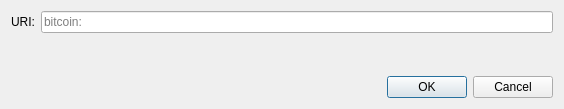
Qt form src/qt/forms/openuridialog.ui (youngseoka/youngseokcoin_dd) before a commit.
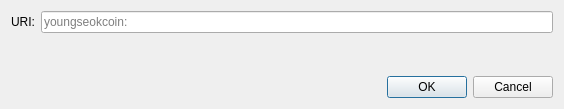
The same form after that commit. Custom widgets are drawn as their Qt base class.

Commit message: rename bitcoin to youngseokcoin

```diff
--- a/src/qt/forms/openuridialog.ui
+++ b/src/qt/forms/openuridialog.ui
@@ -26,7 +26,7 @@
      <item>
       <widget class="QValidatedLineEdit" name="uriEdit">
        <property name="placeholderText">
-        <string notr="true">bitcoin:</string>
+        <string notr="true">youngseokcoin:</string>
        </property>
       </widget>
      </item>
```
Left out of the diff: 2 changed lines with no effect on the pictures. The commit also changes 1220 other files.
